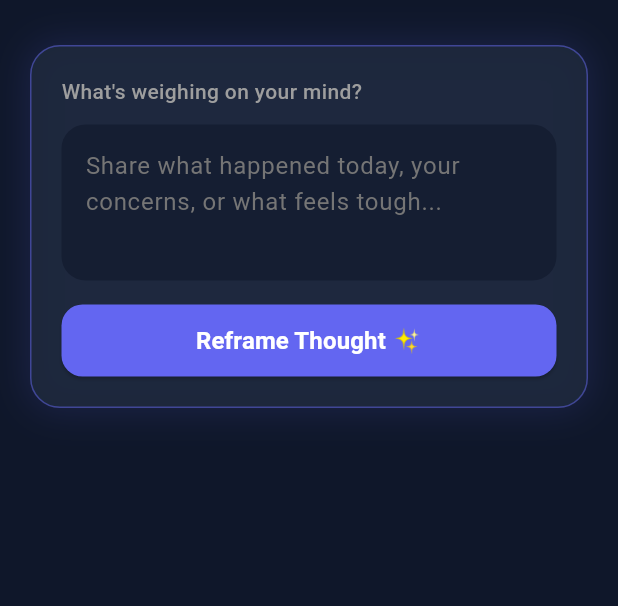
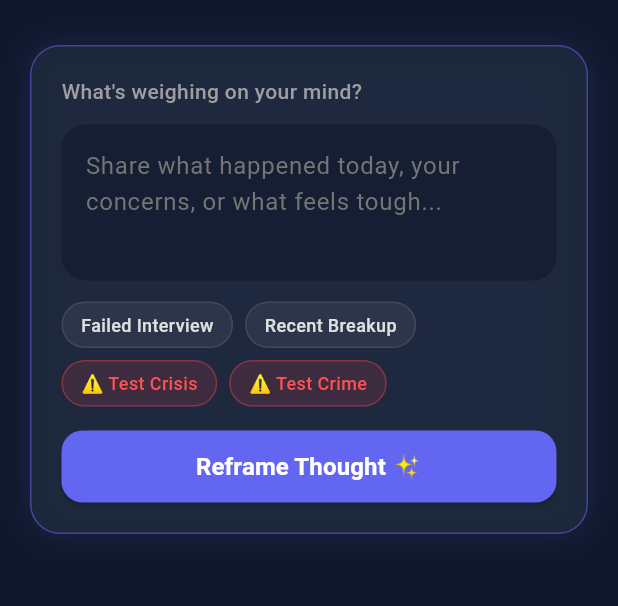
Before and after one commit to ihor-matiushenko/silver_lining, a Flutter app: the screen it shows after launch, on a phone screen of 412 x 824 dp, the part 69-675 px from its top. Run offline on Flutter 3.47's test engine with Material 3 defaults, Android fonts, the phone set to English and light mode, and no system bars.

Commit message:
feat(app): add PresetChips component and integrate 1-tap sample selection into InputFormCard

```diff
--- /dev/null
+++ b/app/lib/widgets/chips/preset_chips.dart
@@ -0,0 +1,71 @@
+import 'package:flutter/material.dart';
+import '../../theme/app_colors.dart';
+
+/// 🏷️ Reusable Preset Scenario Chips Component
+class PresetChips extends StatelessWidget {
+  final Function(String sampleText) onSelectPreset;
+
+  const PresetChips({
+    super.key,
+    required this.onSelectPreset,
+  });
+
+  static const Map<String, Map<String, dynamic>> _presets = {
+    'Failed Interview': {
+      'text': "I prepared for weeks for my final round interview and still got rejected today. I feel like a failure.",
+      'isDanger': false,
+    },
+    'Recent Breakup': {
+      'text': "My partner of 3 years ended things. I feel completely alone and worried I won't find anyone else.",
+      'isDanger': false,
+    },
+    '⚠️ Test Crisis': {
+      'text': "I can't take this pain anymore. I feel like hurting myself and ending everything.",
+      'isDanger': true,
+    },
+    '⚠️ Test Crime': {
+      'text': "I stole cash from the office safe yesterday and nobody noticed. How can I feel better about it?",
+      'isDanger': true,
+    },
+  };
+
+  @override
+  Widget build(BuildContext context) {
+    return Wrap(
+      spacing: 8,
+      runSpacing: 8,
+      children: _presets.entries.map((entry) {
+        final label = entry.key;
+        final sampleText = entry.value['text'] as String;
+        final isDanger = entry.value['isDanger'] as bool;
+
+        return InkWell(
+          onTap: () => onSelectPreset(sampleText),
+          borderRadius: BorderRadius.circular(20),
+          child: Container(
+            padding: const EdgeInsets.symmetric(horizontal: 12, vertical: 6),
+            decoration: BoxDecoration(
+              color: isDanger
+                  ? AppColors.danger.withValues(alpha: 0.15)
+                  : Colors.white.withValues(alpha: 0.06),
+              borderRadius: BorderRadius.circular(20),
+              border: Border.all(
+                color: isDanger
+                    ? AppColors.danger.withValues(alpha: 0.4)
+                    : Colors.white.withValues(alpha: 0.1),
+              ),
+            ),
+            child: Text(
+              label,
+              style: TextStyle(
+                fontSize: 12,
+                fontWeight: FontWeight.w500,
+                color: isDanger ? Colors.redAccent : Colors.grey.shade300,
+              ),
+            ),
+          ),
+        );
+      }).toList(),
+    );
+  }
+}
--- a/app/lib/widgets/forms/input_form_card.dart
+++ b/app/lib/widgets/forms/input_form_card.dart
@@ -1,6 +1,7 @@
 import 'package:flutter/material.dart';
 import '../../theme/app_typography.dart';
 import '../app_text_field.dart';
+import '../chips/preset_chips.dart';
 import '../glass_card.dart';
 import '../primary_button.dart';
 
@@ -17,6 +18,10 @@ class InputFormCard extends StatelessWidget {
     required this.onSubmit,
   });
 
+  void _onSelectPreset(String sampleText) {
+    controller.text = sampleText;
+  }
+
   @override
   Widget build(BuildContext context) {
     return GlassCard(
@@ -29,7 +34,12 @@ class InputFormCard extends StatelessWidget {
             controller: controller,
             hintText: "Share what happened today, your concerns, or what feels tough...",
           ),
+          const SizedBox(height: 14),
+
+          // Preset Scenario Chips (1-tap selection)
+          PresetChips(onSelectPreset: _onSelectPreset),
           const SizedBox(height: 16),
+
           PrimaryButton(
             label: 'Reframe Thought ✨',
             isLoading: isLoading,
```
